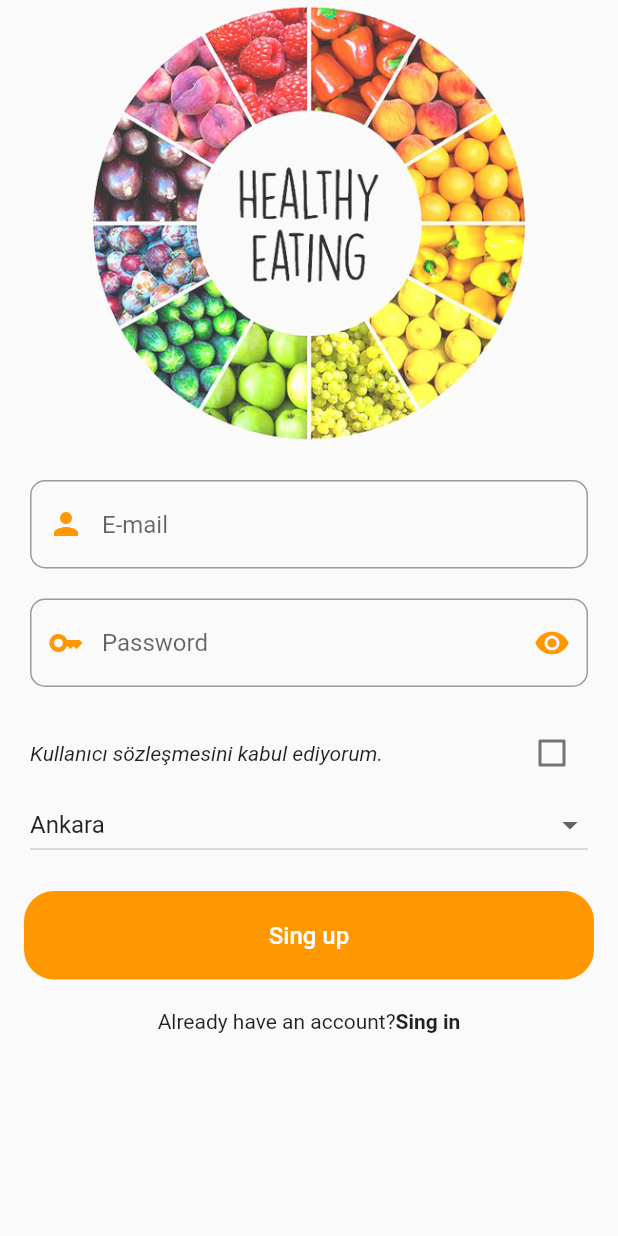
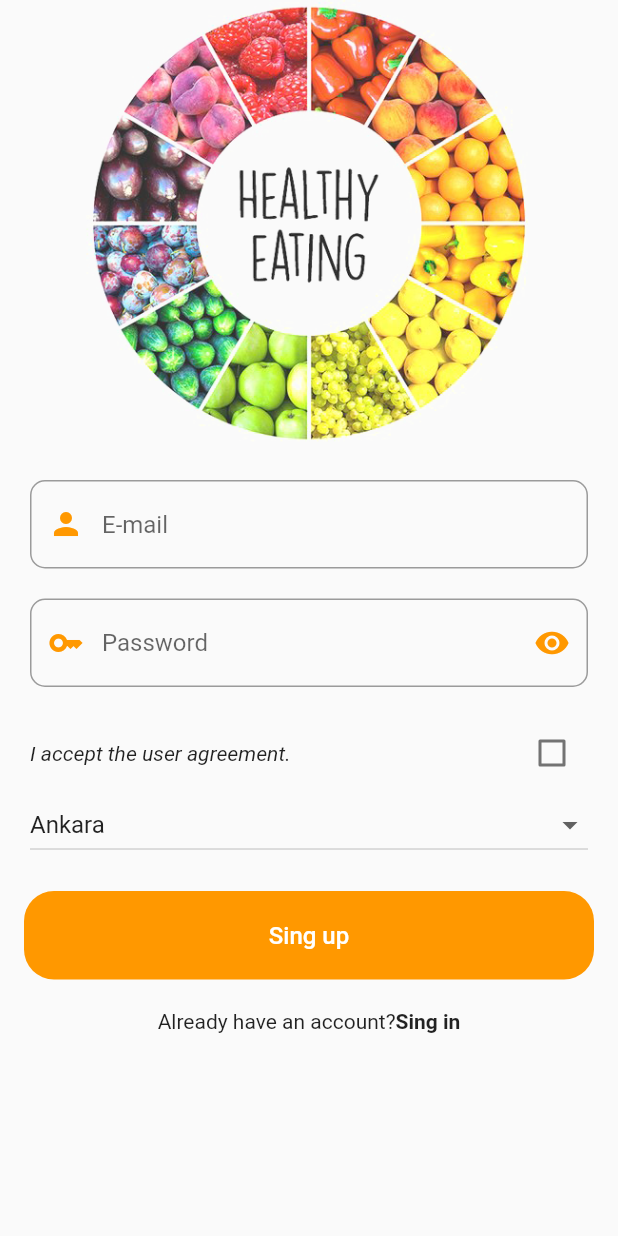
Before and after one commit to Alpha-Hunter-Software/Food-App, a Flutter app: the RegisterScreen screen opened directly, on a phone screen of 412 x 824 dp. Run offline on Flutter 3.47's test engine with Material 2 defaults, Android fonts, the phone set to English and light mode, and no system bars.

Commit message:
Fix text

```diff
--- a/food_application/lib/ui/register/register_screen.dart
+++ b/food_application/lib/ui/register/register_screen.dart
@@ -103,7 +103,7 @@ class _RegisterScreenState extends State<RegisterScreen> {
                     children: [
                       const Flexible(
                         child: Text(
-                          "Kullanıcı sözleşmesini kabul ediyorum.",
+                          "I accept the user agreement.",
                           style: TextStyle(
                             fontStyle: FontStyle.italic,
                           ),
```
